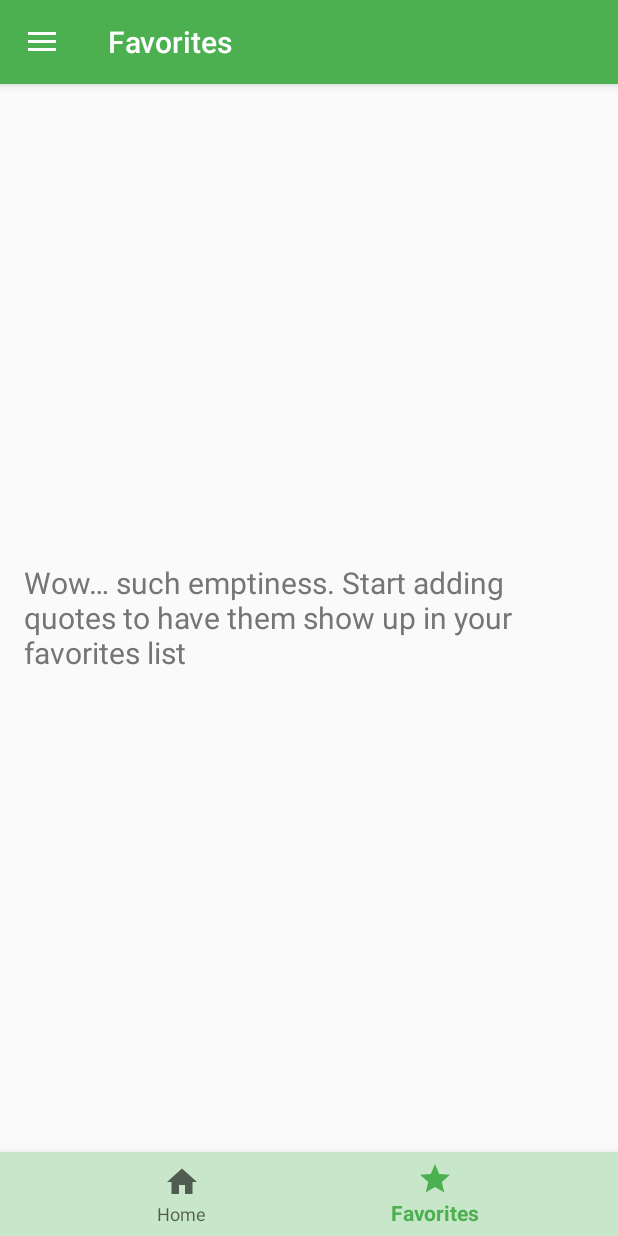
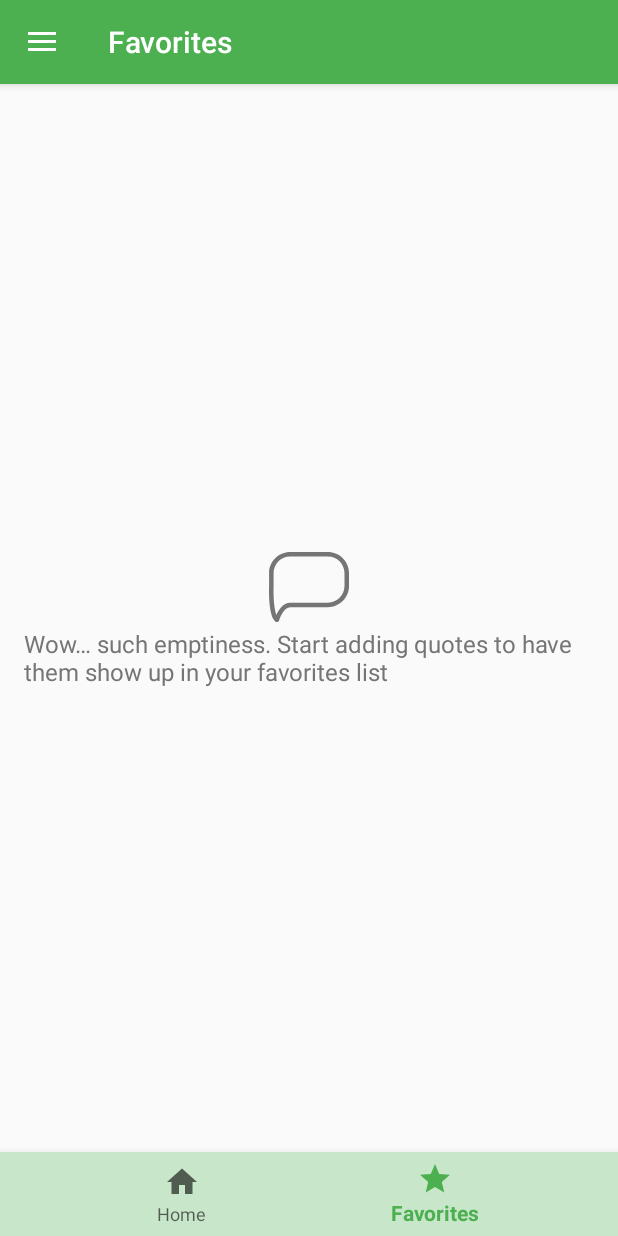
Before and after one commit to anastasovskigoce/carpe-diem-android, an Android app: the FavoritesFragment screen opened through its navigation route, on a phone screen of 412 x 824 dp. Run offline under Robolectric (Android 15) with nearby library versions, the phone set to English and light mode, and no system bars; our stand-ins replace Room's generated code, navigation-ui; 1 statement that could not run was skipped.

Commit message:
search quote bby author

```diff
--- a/app/src/main/AndroidManifest.xml
+++ b/app/src/main/AndroidManifest.xml
@@ -12,7 +12,9 @@
         android:roundIcon="@mipmap/ic_launcher_round"
         android:supportsRtl="true"
         android:theme="@style/AppTheme">
-        <activity android:name=".MainActivity">
+        <activity
+            android:name=".MainActivity"
+            android:windowSoftInputMode="adjustPan">
             <intent-filter>
                 <action android:name="android.intent.action.MAIN" />
                 <category android:name="android.intent.category.LAUNCHER" />
--- a/app/src/main/java/com/alanford/carpediem/networking/CarpeDiemApi.kt
+++ b/app/src/main/java/com/alanford/carpediem/networking/CarpeDiemApi.kt
@@ -3,6 +3,7 @@ package com.alanford.carpediem.networking
 import com.alanford.carpediem.data.Quote
 import retrofit2.Call
 import retrofit2.http.GET
+import retrofit2.http.Query
 
 // Use this interface to interact with the Carpe Diem API
 // Created by ganastasovski on 7/28/20.
@@ -14,4 +15,7 @@ interface CarpeDiemApi {
      */
     @GET("/top-quotes")
     fun fetchQuotes(): Call<List<Quote>>
+
+    @GET("/quote-by-author")
+    fun searchQuotes(@Query("authorName") query: String): Call<List<Quote>>
 }
--- a/app/src/main/java/com/alanford/carpediem/quotelist/QuoteListFragment.kt
+++ b/app/src/main/java/com/alanford/carpediem/quotelist/QuoteListFragment.kt
@@ -1,16 +1,18 @@
 package com.alanford.carpediem.quotelist
 
+import android.content.Context
 import android.os.Bundle
-import android.view.LayoutInflater
-import android.view.View
-import android.view.ViewGroup
+import android.view.*
+import android.view.View.GONE
+import android.view.View.VISIBLE
+import android.view.inputmethod.InputMethodManager
+import android.widget.ImageView
 import android.widget.ProgressBar
 import android.widget.TextView
-import android.widget.Toast
+import androidx.appcompat.widget.SearchView
+import androidx.appcompat.widget.SearchView.OnQueryTextListener
 import androidx.fragment.app.Fragment
-import androidx.lifecycle.LiveData
 import androidx.lifecycle.Observer
-import androidx.lifecycle.ViewModelProvider
 import androidx.lifecycle.ViewModelProviders
 import androidx.recyclerview.widget.DividerItemDecoration
 import androidx.recyclerview.widget.DividerItemDecoration.VERTICAL
@@ -18,9 +20,7 @@ import androidx.recyclerview.widget.LinearLayoutManager
 import androidx.recyclerview.widget.RecyclerView
 import com.alanford.carpediem.R
 import com.alanford.carpediem.data.Quote
-import com.alanford.carpediem.networking.Networking
 import com.alanford.carpediem.quotelist.QuoteListState.*
-import retrofit2.Call
 
 
 /**
@@ -28,6 +28,7 @@ import retrofit2.Call
  */
 class QuoteListFragment : Fragment() {
 
+    private lateinit var noQuotesByAuthorTextView: TextView
     private lateinit var errorTextView: TextView
     private lateinit var progressBar: ProgressBar
     private lateinit var quoteListRecyclerView: RecyclerView
@@ -37,6 +38,9 @@ class QuoteListFragment : Fragment() {
 
     override fun onCreate(savedInstanceState: Bundle?) {
         super.onCreate(savedInstanceState)
+
+        setHasOptionsMenu(true)
+
         quoteListViewModel = ViewModelProviders.of(this).get(QuoteListViewModel::class.java)
         quoteListViewModel.fetchQuotes()
     }
@@ -55,6 +59,7 @@ class QuoteListFragment : Fragment() {
 
         progressBar = view.findViewById(R.id.progress_bar_quote_list)
         errorTextView = view.findViewById(R.id.error_text_view)
+        noQuotesByAuthorTextView = view.findViewById(R.id.no_quote_found_text)
 
         return view
     }
@@ -69,29 +74,80 @@ class QuoteListFragment : Fragment() {
                     is ListFetchedState -> handleQuotesFetched(state.quotes)
                     is LoadingState -> handleLoading()
                     is ErrorState -> handleError()
+                    is NoQuotesFoundByAuthor -> handleNoQuotesByAuthor()
                 }
             }
         )
     }
 
+    override fun onCreateOptionsMenu(menu: Menu, inflater: MenuInflater) {
+        super.onCreateOptionsMenu(menu, inflater)
+        inflater.inflate(R.menu.top_quote_toolbar_menu, menu)
+
+        val searchItem: MenuItem = menu.findItem(R.id.menu_item_search)
+        val searchView = searchItem.actionView as SearchView
+        val closeButton = searchView.findViewById<ImageView>(R.id.search_close_btn)
+
+        searchView.apply {
+            setOnQueryTextListener(object : OnQueryTextListener {
+                override fun onQueryTextSubmit(query: String?): Boolean {
+                    query?.let {
+                        quoteListViewModel.searchQuotesByAuthor(query)
+                    }
+                    return true
+                }
+
+                override fun onQueryTextChange(newText: String?): Boolean = false
+            })
+        }
+
+        closeButton.setOnClickListener {
+            quoteListViewModel.fetchQuotes()
+            //Collapse the action view
+            searchView.onActionViewCollapsed();
+            //Collapse the search widget
+            searchItem.collapseActionView();
+        }
+    }
+
     private fun handleQuotesFetched(quotes: List<Quote>) {
-        progressBar.visibility = View.GONE
-        errorTextView.visibility = View.GONE
-        quoteListRecyclerView.visibility = View.VISIBLE
+        noQuotesByAuthorTextView.visibility = GONE
+        progressBar.visibility = GONE
+        errorTextView.visibility = GONE
+        quoteListRecyclerView.visibility = VISIBLE
 
         quoteListAdapter = QuoteListAdapter(quotes)
         quoteListRecyclerView.adapter = quoteListAdapter
     }
 
     private fun handleLoading() {
-        progressBar.visibility = View.VISIBLE
-        errorTextView.visibility = View.GONE
-        quoteListRecyclerView.visibility = View.GONE
+        noQuotesByAuthorTextView.visibility = GONE
+        progressBar.visibility = VISIBLE
+        errorTextView.visibility = GONE
+        quoteListRecyclerView.visibility = GONE
+
+        hideKeyboard()
     }
 
     private fun handleError() {
-        progressBar.visibility = View.GONE
-        errorTextView.visibility = View.VISIBLE
-        quoteListRecyclerView.visibility = View.GONE
+        noQuotesByAuthorTextView.visibility = GONE
+        progressBar.visibility = GONE
+        errorTextView.visibility = VISIBLE
+        quoteListRecyclerView.visibility = GONE
+    }
+
+    private fun handleNoQuotesByAuthor() {
+        noQuotesByAuthorTextView.visibility = VISIBLE
+        progressBar.visibility = GONE
+        errorTextView.visibility = GONE
+        quoteListRecyclerView.visibility = GONE
+    }
+
+    private fun hideKeyboard() {
+        activity?.currentFocus?.let {
+            val inputManager =
+                activity?.getSystemService(Context.INPUT_METHOD_SERVICE) as InputMethodManager
+            inputManager.hideSoftInputFromWindow(it.windowToken, InputMethodManager.HIDE_NOT_ALWAYS)
+        }
     }
 }
--- a/app/src/main/java/com/alanford/carpediem/quotelist/QuoteListState.kt
+++ b/app/src/main/java/com/alanford/carpediem/quotelist/QuoteListState.kt
@@ -21,4 +21,9 @@ sealed class QuoteListState {
      * An error occurred getting the quotes from the API, show the error screen
      */
     object ErrorState : QuoteListState()
+
+    /**
+     * The user searched for quotes by an author but the API did not find any quotes by that author
+     */
+    object NoQuotesFoundByAuthor : QuoteListState()
 }
--- a/app/src/main/java/com/alanford/carpediem/quotelist/QuoteListViewModel.kt
+++ b/app/src/main/java/com/alanford/carpediem/quotelist/QuoteListViewModel.kt
@@ -26,10 +26,7 @@ class QuoteListViewModel : ViewModel() {
     }
 
     fun fetchQuotes() {
-        // we only want to fetch the list of quotes if it is not present
-        if(_quotesLiveData.value is QuoteListState.ListFetchedState){
-            return
-        }
+        _quotesLiveData.value = QuoteListState.LoadingState
 
         val quotesRequest: Call<List<Quote>> = network.carpeDiemApi.fetchQuotes()
 
@@ -44,4 +41,22 @@ class QuoteListViewModel : ViewModel() {
             }
         })
     }
+
+    fun searchQuotesByAuthor(query: String) {
+        // show loading bar
+        _quotesLiveData.value = QuoteListState.LoadingState
+
+        val quotesRequest: Call<List<Quote>> = network.carpeDiemApi.searchQuotes(query)
+
+        quotesRequest.enqueue(object : Callback<List<Quote>> {
+            override fun onFailure(call: Call<List<Quote>>, t: Throwable) {
+                _quotesLiveData.value = QuoteListState.ErrorState
+            }
+
+            override fun onResponse(call: Call<List<Quote>>, response: Response<List<Quote>>) {
+                val quotesResponse = response.body() ?: mutableListOf()
+                _quotesLiveData.value = if (quotesResponse.isEmpty()) QuoteListState.NoQuotesFoundByAuthor else QuoteListState.ListFetchedState(quotesResponse)
+            }
+        })
+    }
 }
--- /dev/null
+++ b/app/src/main/res/drawable/ic_no_quotes_found.xml
@@ -0,0 +1,9 @@
+<vector xmlns:android="http://schemas.android.com/apk/res/android"
+    android:width="53.245dp"
+    android:height="53.244dp"
+    android:viewportWidth="53.245"
+    android:viewportHeight="53.244">
+  <path
+      android:fillColor="#FF000000"
+      android:pathData="M39.182,3.248H14.118c-7.754,0 -14.062,6.308 -14.062,14.062l0.001,8.635c-0.119,3.307 -0.473,19.995 4.283,23.732c0.267,0.21 0.595,0.319 0.926,0.319c0.154,0 0.309,-0.023 0.459,-0.071c0.474,-0.151 0.842,-0.53 0.982,-1.008c0.72,-2.464 3.456,-8.856 7.412,-8.856h25.063c7.754,0 14.062,-6.308 14.062,-14.062v-8.688C53.245,9.555 46.935,3.248 39.182,3.248zM50.245,25.998c0,6.1 -4.962,11.062 -11.062,11.062H14.118c-4.774,0 -7.756,4.896 -9.216,8.164c-1.588,-4.203 -2.068,-13.021 -1.847,-19.227V17.31c0,-6.1 4.962,-11.062 11.062,-11.062H39.18c6.1,0 11.062,4.962 11.062,11.062v8.688H50.245z"/>
+</vector>
--- a/app/src/main/res/layout/favorites_layout.xml
+++ b/app/src/main/res/layout/favorites_layout.xml
@@ -10,9 +10,11 @@
         android:layout_gravity="center"
         android:layout_marginEnd="@dimen/margin_medium"
         android:layout_marginStart="@dimen/margin_medium"
+        android:drawableTint="@color/secondary_text"
+        android:drawableTop="@drawable/ic_no_quotes_found"
         android:text="@string/such_emptiness"
         android:textColor="@color/secondary_text"
-        android:textSize="@dimen/text_size_large"
+        android:textSize="@dimen/text_size_medium"
         android:visibility="gone" />
 
     <androidx.recyclerview.widget.RecyclerView
--- /dev/null
+++ b/app/src/main/res/menu/top_quote_toolbar_menu.xml
@@ -0,0 +1,10 @@
+<?xml version="1.0" encoding="utf-8"?>
+<menu xmlns:android="http://schemas.android.com/apk/res/android"
+    xmlns:app="http://schemas.android.com/apk/res-auto">
+    <item
+        android:id="@+id/menu_item_search"
+        android:icon="@drawable/ic_home_black_24dp"
+        android:title="@string/search"
+        app:actionViewClass="androidx.appcompat.widget.SearchView"
+        app:showAsAction="ifRoom" />
+</menu>
--- a/app/src/main/res/values/strings.xml
+++ b/app/src/main/res/values/strings.xml
@@ -4,15 +4,18 @@
     <string name="app_name">Carpe Diem</string>
     <string name="quoteTitle">Quote</string>
     <string name="home">Home</string>
+    <string name="search">Search</string>
+    <string name="clear">Clear Search</string>
 
     <!--    Favorites-->
     <string name="favorites">Favorites</string>
     <string name="such_emptiness">Wow… such emptiness. Start adding quotes to have them show up in your favorites list</string>
 
     <!--    Main - top rated quotes-->
-    <string name="top_rated_quote">Top 15 Rated Quotes</string>
+    <string name="top_rated_quote">Top Rated Quotes</string>
     <string name="rating">Rating:</string>
-    <string name="error_top_rated_quotes">Awww… snap :( An error occurred while fetching the quotes from the server. Please try again later!</string>
+    <string name="error_top_rated_quotes">Awww… snap! An error occurred while fetching the quotes from the server. Please try again later!</string>
+    <string name="no_quotes_found">No quotes found by that author. Perhaps try another author?</string>
 
     <!--    Quote Detail-->
     <string name="quote_detail_error_sharing">"An error occurred while retrieving this quote"</string>
```
Also changed, not shown: app/src/main/java/com/alanford/carpediem/MainActivity.kt (+4 -8 lines), app/src/main/res/layout/quote_list.xml (+14 -0 lines).
